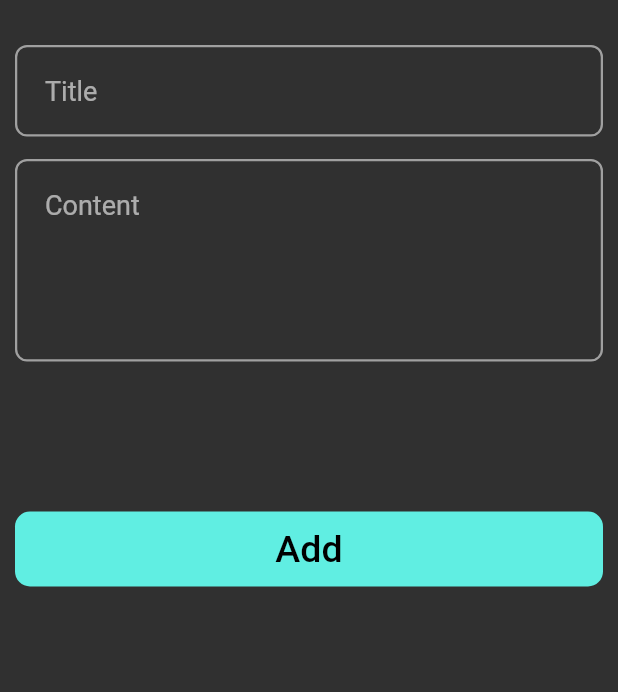
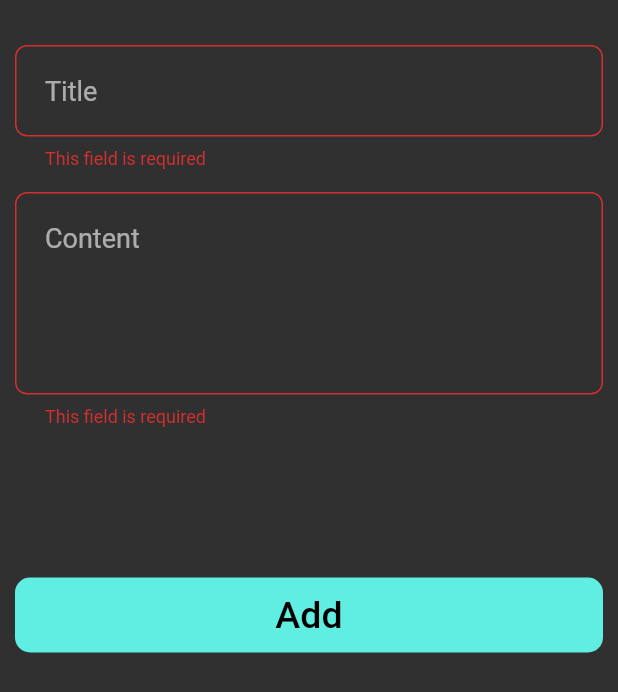
Before and after one commit to HazemAhmed3020/notes_app, a Flutter app: the AddNoteBottomSheet widget shown alone on an empty page, opened directly, after a tap on "Add", on a phone screen of 412 x 824 dp. Shown: the top 692 px of the screen. Run offline on Flutter 3.47's test engine with Material 3 defaults, Android fonts, the phone set to English and light mode, and no system bars; drawn by our look-alikes of modal_progress_hud_nsn; our stand-ins replace bloc, hive, hive_flutter; accounts and stored records are empty.

Commit message:
handle bottom sheet and add cubit to add note

```diff
--- /dev/null
+++ b/lib/cubits/add_note_cubit/add_note_cubit.dart
@@ -0,0 +1,8 @@
+import 'package:bloc/bloc.dart';
+import 'package:meta/meta.dart';
+
+part 'add_note_state.dart';
+
+class AddNoteCubit extends Cubit<AddNoteState> {
+  AddNoteCubit() : super(AddNoteInitial());
+}
--- /dev/null
+++ b/lib/cubits/add_note_cubit/add_note_state.dart
@@ -0,0 +1,6 @@
+part of 'add_note_cubit.dart';
+
+@immutable
+sealed class AddNoteState {}
+
+final class AddNoteInitial extends AddNoteState {}
--- a/lib/main.dart
+++ b/lib/main.dart
@@ -6,10 +6,8 @@ import 'models/note_model.dart';
 
 void main() async {
   await Hive.initFlutter();
+  Hive.registerAdapter(NoteModelAdapter());
   await Hive.openBox('notes_box');
-  Hive.registerAdapter(NoteModelAdapter());
-
-
   runApp(const MyApp());
 }
 
--- a/lib/widgets/add_note_bottom_sheet.dart
+++ b/lib/widgets/add_note_bottom_sheet.dart
@@ -1,28 +1,57 @@
 import 'package:flutter/material.dart';
+import 'package:modal_progress_hud_nsn/modal_progress_hud_nsn.dart';
 import 'package:notes_app_exmp/widgets/custom_bottom.dart';
 import 'package:notes_app_exmp/widgets/custom_text_field.dart';
 
-class AddNoteBottomSheet extends StatelessWidget {
+class AddNoteBottomSheet extends StatefulWidget {
   const AddNoteBottomSheet({super.key});
 
   @override
+  State<AddNoteBottomSheet> createState() => _AddNoteBottomSheetState();
+}
+
+class _AddNoteBottomSheetState extends State<AddNoteBottomSheet> {
+  final GlobalKey<FormState> formKey = GlobalKey();
+  final AutovalidateMode autovalidateMode = AutovalidateMode.disabled;
+  String? title; String? content;
+  bool isLoading = false;
+  @override
   Widget build(BuildContext context) {
-    return Padding(
+    return Form(
+      key: formKey,
+      child: ModalProgressHUD(
+        inAsyncCall: isLoading,
+        child: Padding(
           padding: const EdgeInsets.all(10.0),
           child: ListView(
             children: [
               Column(
               children: [
                 SizedBox(height: 20,),
-            CustomTextField(hintTxt: 'Title'),
+                CustomTextField(hintTxt: 'Title' , onSaved: (data){
+                    title = data;
+                },),
                 SizedBox(height: 15,),
-            CustomTextField(hintTxt: 'Content', maxLines: 5,),
+                CustomTextField(hintTxt: 'Content', maxLines: 5, onSaved: (data){
+                  content = data;
+                },
+                ),
                 SizedBox(height: 100,),
-            CustomButton(txt: 'Add', onTap: (){}),
+                CustomButton(txt: 'Add',
+                    onTap: () async {
+                      if(formKey.currentState!.validate()){
+                          isLoading = true;
+                          setState(() {});
+                      }
+                    }
+
+                ),
               ],
             ),
         ],
           ),
+        ),
+      ),
     );
   }
 }
--- a/lib/widgets/custom_text_field.dart
+++ b/lib/widgets/custom_text_field.dart
@@ -1,12 +1,24 @@
 import 'package:flutter/material.dart';
 
 class CustomTextField extends StatelessWidget {
- const CustomTextField({super.key, required this.hintTxt, this.maxLines = 1,});
+ const CustomTextField({super.key, required this.hintTxt, this.maxLines = 1, this.onSaved,});
   final String hintTxt;
   final int maxLines;
+ final void Function(String?)? onSaved;
+
   @override
   Widget build(BuildContext context) {
-    return TextField(
+    return TextFormField(
+
+      validator: (data){
+        if(data!.isEmpty){
+          return 'This field is required';
+        }
+        else{
+          return null;
+        }
+      },
+      onSaved: onSaved,
       maxLines: maxLines,
       decoration: InputDecoration(
         hintText: hintTxt,
--- a/pubspec.yaml
+++ b/pubspec.yaml
@@ -36,6 +36,7 @@ dependencies:
   cupertino_icons: ^1.0.8
   hive: ^2.2.3
   hive_flutter: ^1.1.0
+  modal_progress_hud_nsn: ^0.5.1
 
 dev_dependencies:
   flutter_test:
```
Also changed, not shown: pubspec.lock. Lines whose indentation alone changed are shown as unchanged.
